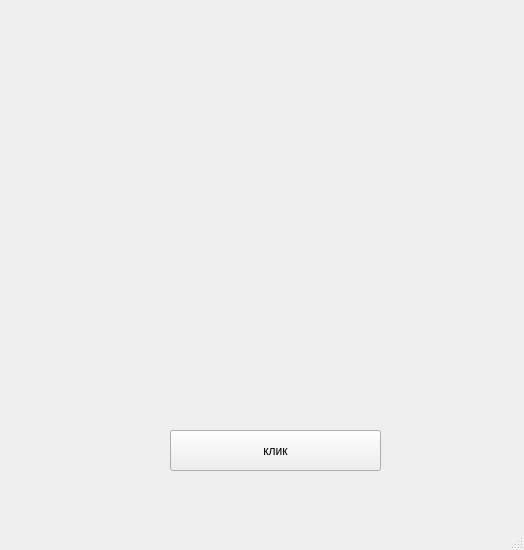
Above: UI.ui from Tami555/Tami_Post before the change. Below: the same form after it.
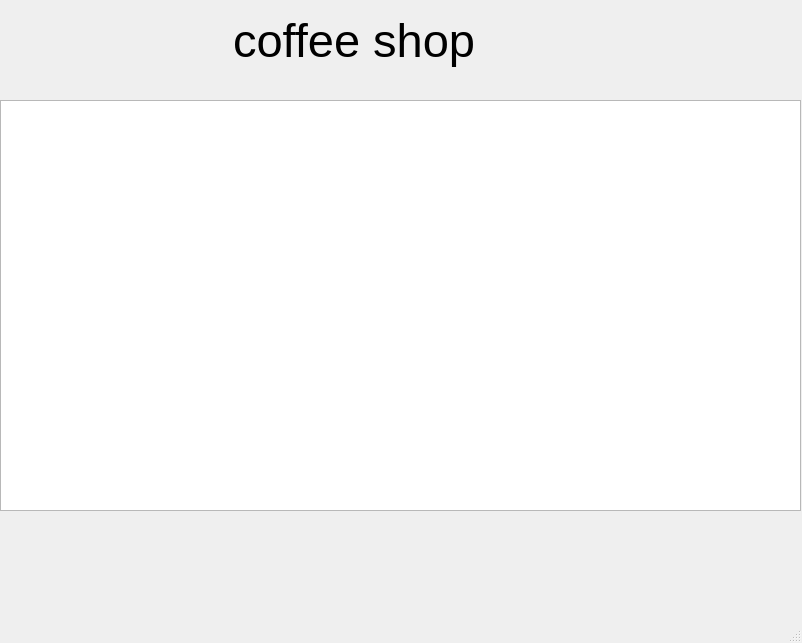
That is the form after the change.

Commit message: coffe_program_1

Diff of the .ui file:
```diff
--- a/UI.ui
+++ b/UI.ui
@@ -6,25 +6,40 @@
    <rect>
     <x>0</x>
     <y>0</y>
-    <width>524</width>
-    <height>550</height>
+    <width>802</width>
+    <height>643</height>
    </rect>
   </property>
   <property name="windowTitle">
    <string>MainWindow</string>
   </property>
   <widget class="QWidget" name="centralwidget">
-   <widget class="QPushButton" name="btn">
+   <widget class="QLabel" name="label">
     <property name="geometry">
      <rect>
-      <x>170</x>
-      <y>430</y>
-      <width>211</width>
-      <height>41</height>
+      <x>220</x>
+      <y>-10</y>
+      <width>331</width>
+      <height>101</height>
      </rect>
     </property>
+    <property name="font">
+     <font>
+      <pointsize>35</pointsize>
+     </font>
+    </property>
     <property name="text">
-     <string>клик</string>
+     <string> coffee shop</string>
+    </property>
+   </widget>
+   <widget class="QTableWidget" name="tableWidget">
+    <property name="geometry">
+     <rect>
+      <x>0</x>
+      <y>100</y>
+      <width>801</width>
+      <height>411</height>
+     </rect>
     </property>
    </widget>
   </widget>
```
Left out of the diff: 2 changed lines with no effect on the pictures. The commit also changes 2 other files.
